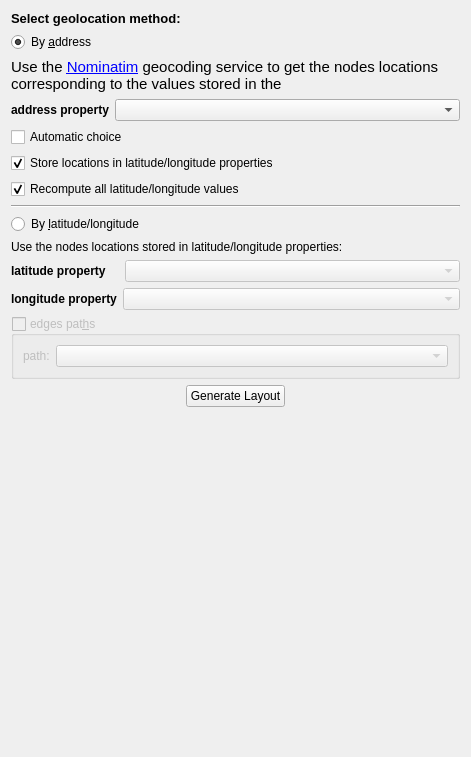
Tulip-Dev/tulip, file plugins/view/GeographicView/GeolocalisationConfigWidget.ui: the form before one commit.
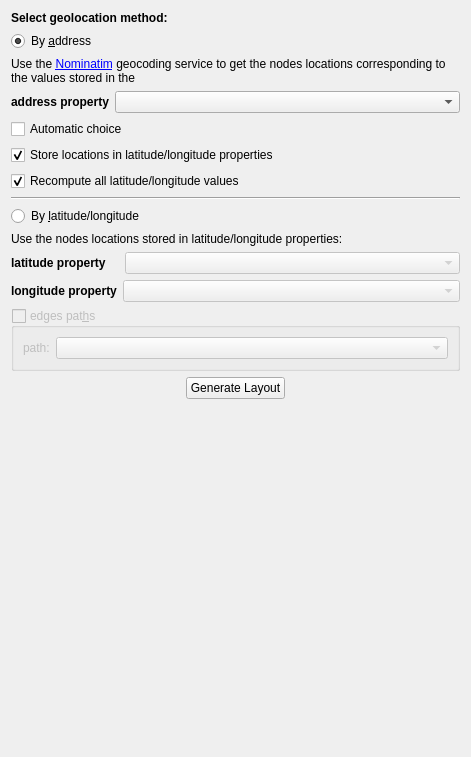
The form after the commit.

```diff
--- a/plugins/view/GeographicView/GeolocalisationConfigWidget.ui
+++ b/plugins/view/GeographicView/GeolocalisationConfigWidget.ui
@@ -16,12 +16,11 @@
   <layout class="QVBoxLayout" name="verticalLayout_2">
    <item>
     <widget class="QLabel" name="label">
+      <property name="styleSheet">
+        <string notr="true">QLabel { font: bold; }</string>
+      </property>
      <property name="text">
-      <string>&lt;!DOCTYPE HTML PUBLIC &quot;-//W3C//DTD HTML 4.0//EN&quot; &quot;http://www.w3.org/TR/REC-html40/strict.dtd&quot;&gt;
-&lt;html&gt;&lt;head&gt;&lt;meta name=&quot;qrichtext&quot; content=&quot;1&quot; /&gt;&lt;style type=&quot;text/css&quot;&gt;
-p, li { white-space: pre-wrap; }
-&lt;/style&gt;&lt;/head&gt;&lt;body style=&quot; font-family:'Noto Sans'; font-size:10pt; font-weight:400; font-style:normal;&quot;&gt;
-&lt;p style=&quot; margin-top:0px; margin-bottom:0px; margin-left:0px; margin-right:0px; -qt-block-indent:0; text-indent:0px;&quot;&gt;&lt;span style=&quot; font-family:'Sans'; font-weight:600;&quot;&gt;Select geolocation method:&lt;/span&gt;&lt;/p&gt;&lt;/body&gt;&lt;/html&gt;</string>
+      <string>Select geolocation method:</string>
      </property>
     </widget>
    </item>
@@ -38,11 +37,7 @@
    <item>
     <widget class="QLabel" name="label_6">
      <property name="text">
-      <string>&lt;!DOCTYPE HTML PUBLIC &quot;-//W3C//DTD HTML 4.0//EN&quot; &quot;http://www.w3.org/TR/REC-html40/strict.dtd&quot;&gt;
-&lt;html&gt;&lt;head&gt;&lt;meta name=&quot;qrichtext&quot; content=&quot;1&quot; /&gt;&lt;style type=&quot;text/css&quot;&gt;
-p, li { white-space: pre-wrap; }
-&lt;/style&gt;&lt;/head&gt;&lt;body style=&quot; font-family:'Ubuntu'; font-size:11pt; font-weight:400; font-style:normal;&quot;&gt;
-&lt;p style=&quot; margin-top:12px; margin-bottom:12px; margin-left:0px; margin-right:0px; -qt-block-indent:0; text-indent:0px;&quot;&gt;Use the &lt;a href=&quot;https://nominatim.openstreetmap.org/&quot;&gt;&lt;span style=&quot; text-decoration: underline; color:#0000ff;&quot;&gt;Nominatim&lt;/span&gt;&lt;/a&gt; geocoding service to get the nodes locations corresponding to the values stored in the&lt;/p&gt;&lt;/body&gt;&lt;/html&gt;</string>
+      <string>&lt;html&gt;&lt;body&gt;&lt;p&gt;Use the &lt;a href=&quot;https://nominatim.openstreetmap.org/&quot;&gt;&lt;span style=&quot; text-decoration: underline; color:#0000ff;&quot;&gt;Nominatim&lt;/span&gt;&lt;/a&gt; geocoding service to get the nodes locations corresponding to the values stored in the&lt;/p&gt;&lt;/body&gt;&lt;/html&gt;</string>
      </property>
      <property name="wordWrap">
       <bool>true</bool>
```
Left out of the diff: 3 changed lines with no effect on the pictures.
